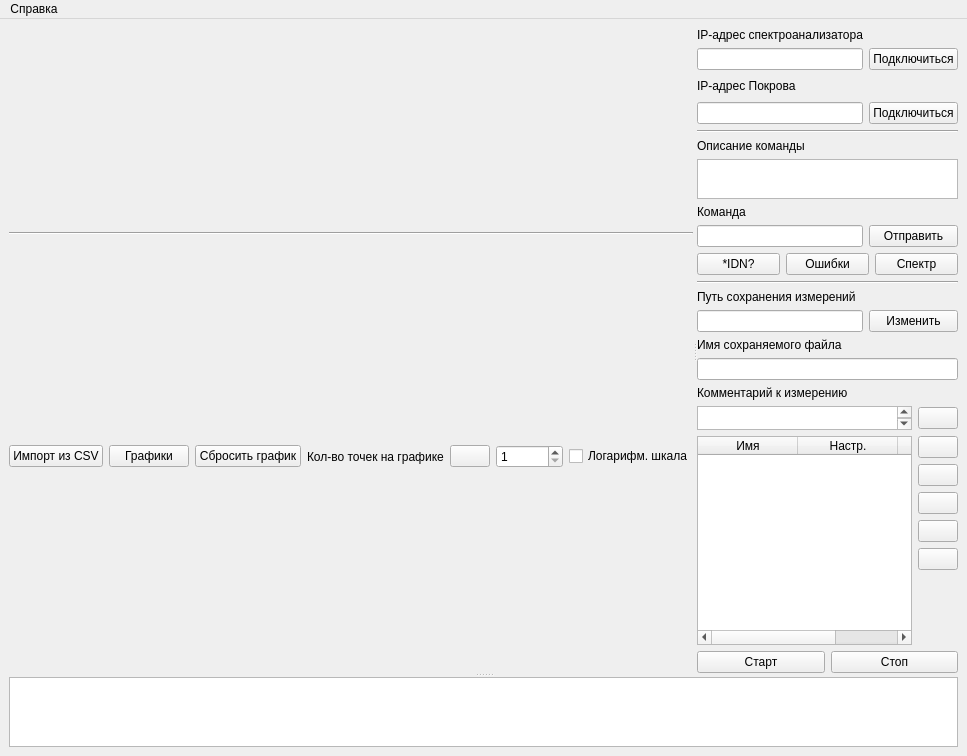
Old version of the form ui/mainwindow.ui in the repository irsural/spectrum_reader.
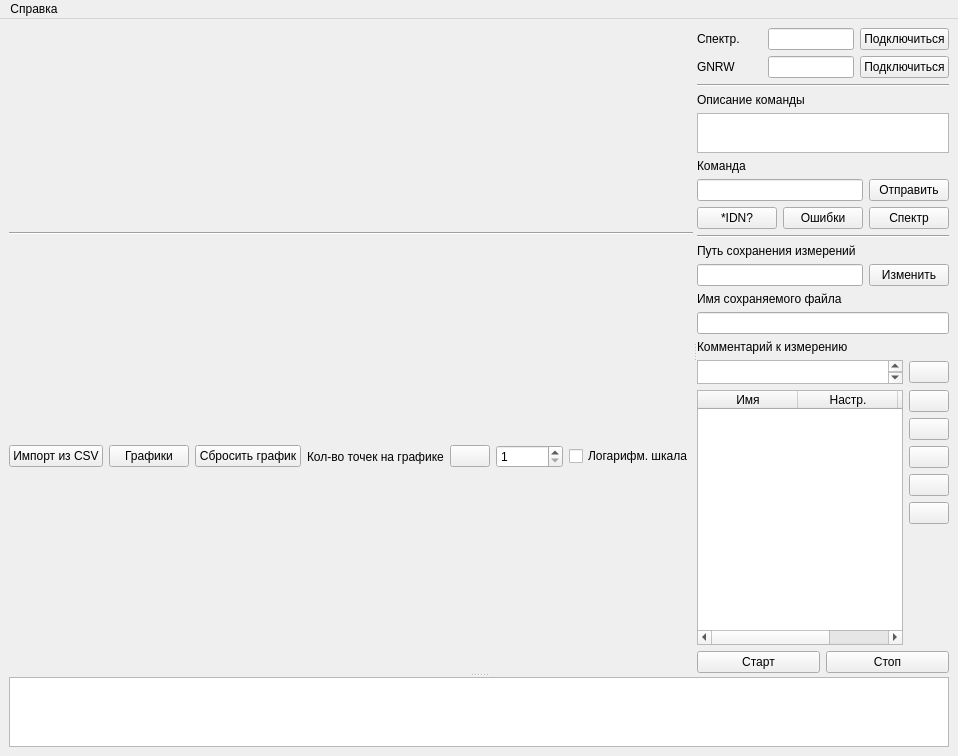
New version of the form. Icons and pictures are not drawn.

```diff
--- a/ui/mainwindow.ui
+++ b/ui/mainwindow.ui
@@ -183,10 +183,146 @@
          <property name="spacing">
           <number>6</number>
          </property>
-         <item row="1" column="0">
-          <widget class="QLineEdit" name="sa_ip_edit"/>
+         <item row="7" column="0">
+          <widget class="QLineEdit" name="cmd_edit"/>
+         </item>
+         <item row="13" column="0" colspan="2">
+          <widget class="QLineEdit" name="save_file_name_edit"/>
+         </item>
+         <item row="5" column="0" colspan="2">
+          <widget class="QPlainTextEdit" name="cmd_description_text_edit">
+           <property name="sizePolicy">
+            <sizepolicy hsizetype="Expanding" vsizetype="Expanding">
+             <horstretch>0</horstretch>
+             <verstretch>1</verstretch>
+            </sizepolicy>
+           </property>
+           <property name="maximumSize">
+            <size>
+             <width>16777215</width>
+             <height>40</height>
+            </size>
+           </property>
+          </widget>
+         </item>
+         <item row="15" column="0" colspan="2">
+          <layout class="QHBoxLayout" name="horizontalLayout_6">
+           <item>
+            <widget class="QPlainTextEdit" name="comment_text_edit">
+             <property name="maximumSize">
+              <size>
+               <width>16777215</width>
+               <height>24</height>
+              </size>
+             </property>
+            </widget>
+           </item>
+           <item>
+            <widget class="QPushButton" name="edit_comment_button">
+             <property name="minimumSize">
+              <size>
+               <width>0</width>
+               <height>0</height>
+              </size>
+             </property>
+             <property name="text">
+              <string/>
+             </property>
+             <property name="icon">
+              <iconset resource="../../irspy/qt/resources/icons.qrc">
+               <normaloff>:/icons/icons/edit.png</normaloff>:/icons/icons/edit.png</iconset>
+             </property>
+            </widget>
+           </item>
+          </layout>
+         </item>
+         <item row="8" column="0" colspan="2">
+          <layout class="QHBoxLayout" name="horizontalLayout_2">
+           <item>
+            <widget class="QPushButton" name="idn_button">
+             <property name="text">
+              <string>*IDN?</string>
+             </property>
+            </widget>
+           </item>
+           <item>
+            <widget class="QPushButton" name="error_buttons">
+             <property name="text">
+              <string>Ошибки</string>
+             </property>
+            </widget>
+           </item>
+           <item>
+            <widget class="QPushButton" name="read_specter_button">
+             <property name="text">
+              <string>Спектр</string>
+             </property>
+            </widget>
+           </item>
+          </layout>
+         </item>
+         <item row="11" column="0">
+          <widget class="QLineEdit" name="measure_path_edit">
+           <property name="readOnly">
+            <bool>true</bool>
+           </property>
+          </widget>
+         </item>
+         <item row="11" column="1">
+          <widget class="QPushButton" name="change_path_button">
+           <property name="text">
+            <string>Изменить</string>
+           </property>
+          </widget>
+         </item>
+         <item row="4" column="0">
+          <widget class="QLabel" name="label_4">
+           <property name="text">
+            <string>Описание команды</string>
+           </property>
+          </widget>
+         </item>
+         <item row="3" column="0" colspan="2">
+          <widget class="Line" name="line_2">
+           <property name="orientation">
+            <enum>Qt::Horizontal</enum>
+           </property>
+          </widget>
          </item>
          <item row="19" column="0" colspan="2">
+          <layout class="QHBoxLayout" name="horizontalLayout_4">
+           <item>
+            <widget class="QPushButton" name="start_measure_button">
+             <property name="text">
+              <string>Старт</string>
+             </property>
+             <property name="icon">
+              <iconset resource="../../irspy/qt/resources/icons.qrc">
+               <normaloff>:/icons/icons/play.png</normaloff>:/icons/icons/play.png</iconset>
+             </property>
+            </widget>
+           </item>
+           <item>
+            <widget class="QPushButton" name="stop_measure_button">
+             <property name="text">
+              <string>Стоп</string>
+             </property>
+             <property name="icon">
+              <iconset resource="../../irspy/qt/resources/icons.qrc">
+               <normaloff>:/icons/icons/stop.png</normaloff>:/icons/icons/stop.png</iconset>
+             </property>
+            </widget>
+           </item>
+          </layout>
+         </item>
+         <item row="7" column="1">
+          <widget class="QPushButton" name="send_cmd_button">
+           <property name="text">
+            <string>Отправить</string>
+           </property>
+          </widget>
+         </item>
+         <item row="18" column="0" colspan="2">
           <layout class="QHBoxLayout" name="horizontalLayout_5">
            <item>
             <widget class="QTableWidget" name="measures_table">
@@ -296,119 +432,7 @@
            </item>
           </layout>
          </item>
-         <item row="8" column="1">
-          <widget class="QPushButton" name="send_cmd_button">
-           <property name="text">
-            <string>Отправить</string>
-           </property>
-          </widget>
-         </item>
-         <item row="4" column="0" colspan="2">
-          <widget class="Line" name="line_2">
-           <property name="orientation">
-            <enum>Qt::Horizontal</enum>
-           </property>
-          </widget>
-         </item>
-         <item row="6" column="0" colspan="2">
-          <widget class="QPlainTextEdit" name="cmd_description_text_edit">
-           <property name="sizePolicy">
-            <sizepolicy hsizetype="Expanding" vsizetype="Expanding">
-             <horstretch>0</horstretch>
-             <verstretch>1</verstretch>
-            </sizepolicy>
-           </property>
-           <property name="maximumSize">
-            <size>
-             <width>16777215</width>
-             <height>40</height>
-            </size>
-           </property>
-          </widget>
-         </item>
-         <item row="3" column="0">
-          <widget class="QLineEdit" name="gnrw_ip_edit"/>
-         </item>
-         <item row="2" column="0">
-          <layout class="QHBoxLayout" name="horizontalLayout_3">
-           <item>
-            <widget class="QLabel" name="label_3">
-             <property name="text">
-              <string>IP-адрес Покрова</string>
-             </property>
-            </widget>
-           </item>
-           <item>
-            <spacer name="horizontalSpacer">
-             <property name="orientation">
-              <enum>Qt::Horizontal</enum>
-             </property>
-             <property name="sizeHint" stdset="0">
-              <size>
-               <width>40</width>
-               <height>20</height>
-              </size>
-             </property>
-            </spacer>
-           </item>
-           <item>
-            <widget class="QLabel" name="gnrw_factory_number_label">
-             <property name="text">
-              <string/>
-             </property>
-            </widget>
-           </item>
-           <item>
-            <widget class="QLabel" name="gnrw_status_label">
-             <property name="text">
-              <string/>
-             </property>
-            </widget>
-           </item>
-          </layout>
-         </item>
-         <item row="14" column="0" colspan="2">
-          <widget class="QLineEdit" name="save_file_name_edit"/>
-         </item>
-         <item row="12" column="0">
-          <widget class="QLineEdit" name="measure_path_edit">
-           <property name="readOnly">
-            <bool>true</bool>
-           </property>
-          </widget>
-         </item>
-         <item row="5" column="0">
-          <widget class="QLabel" name="label_4">
-           <property name="text">
-            <string>Описание команды</string>
-           </property>
-          </widget>
-         </item>
-         <item row="8" column="0">
-          <widget class="QLineEdit" name="cmd_edit"/>
-         </item>
-         <item row="10" column="0" colspan="2">
-          <widget class="Line" name="line_3">
-           <property name="orientation">
-            <enum>Qt::Horizontal</enum>
-           </property>
-          </widget>
-         </item>
-         <item row="7" column="0">
-          <widget class="QLabel" name="label_5">
-           <property name="text">
-            <string>Команда</string>
-           </property>
-          </widget>
-         </item>
-         <item row="12" column="1">
-          <widget class="QPushButton" name="change_path_button">
-           <property name="text">
-            <string>Изменить</string>
-           </property>
-          </widget>
-         </item>
-         <item row="15" column="0">
+         <item row="14" column="0">
           <widget class="QLabel" name="label_8">
            <property name="text">
             <string>Комментарий к измерению</string>
@@ -416,64 +440,25 @@
           </widget>
          </item>
          <item row="9" column="0" colspan="2">
-          <layout class="QHBoxLayout" name="horizontalLayout_2">
-           <item>
-            <widget class="QPushButton" name="idn_button">
-             <property name="text">
-              <string>*IDN?</string>
-             </property>
-            </widget>
-           </item>
-           <item>
-            <widget class="QPushButton" name="error_buttons">
-             <property name="text">
-              <string>Ошибки</string>
-             </property>
-            </widget>
-           </item>
-           <item>
-            <widget class="QPushButton" name="read_specter_button">
-             <property name="text">
-              <string>Спектр</string>
-             </property>
-            </widget>
-           </item>
-          </layout>
-         </item>
-         <item row="1" column="1">
-          <widget class="QPushButton" name="sa_connect_button">
-           <property name="text">
-            <string>Подключиться</string>
+          <widget class="Line" name="line_3">
+           <property name="orientation">
+            <enum>Qt::Horizontal</enum>
            </property>
           </widget>
          </item>
-         <item row="0" column="0">
-          <widget class="QLabel" name="label_2">
-           <property name="text">
-            <string>IP-адрес спектроанализатора</string>
-           </property>
-          </widget>
-         </item>
-         <item row="13" column="0">
-          <widget class="QLabel" name="label_7">
-           <property name="text">
-            <string>Имя сохраняемого файла</string>
-           </property>
-          </widget>
-         </item>
-         <item row="11" column="0">
+         <item row="10" column="0">
           <widget class="QLabel" name="label_6">
            <property name="text">
             <string>Путь сохранения измерений</string>
            </property>
           </widget>
          </item>
-         <item row="20" column="0" colspan="2">
-          <layout class="QHBoxLayout" name="horizontalLayout_4">
-           <item>
-            <widget class="QPushButton" name="start_measure_button">
+         <item row="2" column="0" colspan="2">
+          <layout class="QGridLayout" name="gridLayout_4">
+           <item row="0" column="4">
+            <widget class="QPushButton" name="sa_connect_button">
              <property name="text">
-              <string>Старт</string>
+              <string>Подключиться</string>
              </property>
              <property name="icon">
               <iconset resource="../../irspy/qt/resources/icons.qrc">
@@ -481,10 +466,10 @@
              </property>
             </widget>
            </item>
-           <item>
-            <widget class="QPushButton" name="stop_measure_button">
+           <item row="2" column="4">
+            <widget class="QPushButton" name="gnrw_connect_button">
              <property name="text">
-              <string>Стоп</string>
+              <string>Подключиться</string>
              </property>
              <property name="icon">
               <iconset resource="../../irspy/qt/resources/icons.qrc">
@@ -492,46 +477,67 @@
              </property>
             </widget>
            </item>
-          </layout>
-         </item>
-         <item row="3" column="1">
-          <widget class="QPushButton" name="gnrw_connect_button">
-           <property name="text">
-            <string>Подключиться</string>
-           </property>
-          </widget>
-         </item>
-         <item row="16" column="0" colspan="2">
-          <layout class="QHBoxLayout" name="horizontalLayout_6">
-           <item>
-            <widget class="QPlainTextEdit" name="comment_text_edit">
-             <property name="maximumSize">
-              <size>
-               <width>16777215</width>
-               <height>24</height>
-              </size>
+           <item row="0" column="0">
+            <widget class="QLabel" name="label_2">
+             <property name="text">
+              <string>Спектр.</string>
              </property>
             </widget>
            </item>
-           <item>
-            <widget class="QPushButton" name="edit_comment_button">
-             <property name="minimumSize">
-              <size>
-               <width>0</width>
-               <height>0</height>
-              </size>
-             </property>
+           <item row="2" column="2">
+            <widget class="QLabel" name="gnrw_status_label">
              <property name="text">
               <string/>
              </property>
-             <property name="icon">
-              <iconset resource="../../irspy/qt/resources/icons.qrc">
-               <normaloff>:/icons/icons/edit.png</normaloff>:/icons/icons/edit.png</iconset>
+            </widget>
+           </item>
+           <item row="2" column="0">
+            <layout class="QHBoxLayout" name="horizontalLayout_3">
+             <item>
+              <widget class="QLabel" name="label_3">
+               <property name="text">
+                <string>GNRW</string>
+               </property>
+              </widget>
+             </item>
+             <item>
+              <widget class="QLabel" name="gnrw_factory_number_label">
+               <property name="text">
+                <string/>
+               </property>
+              </widget>
+             </item>
+            </layout>
+           </item>
+           <item row="0" column="3">
+            <widget class="QLineEdit" name="sa_ip_edit"/>
+           </item>
+           <item row="2" column="3">
+            <widget class="QLineEdit" name="gnrw_ip_edit">
+             <property name="sizePolicy">
+              <sizepolicy hsizetype="Expanding" vsizetype="Fixed">
+               <horstretch>0</horstretch>
+               <verstretch>0</verstretch>
+              </sizepolicy>
              </property>
             </widget>
            </item>
           </layout>
          </item>
+         <item row="12" column="0">
+          <widget class="QLabel" name="label_7">
+           <property name="text">
+            <string>Имя сохраняемого файла</string>
+           </property>
+          </widget>
+         </item>
+         <item row="6" column="0">
+          <widget class="QLabel" name="label_5">
+           <property name="text">
+            <string>Команда</string>
+           </property>
+          </widget>
+         </item>
         </layout>
        </widget>
       </widget>
```
Left out of the diff: 8 changed lines with no effect on the pictures.
